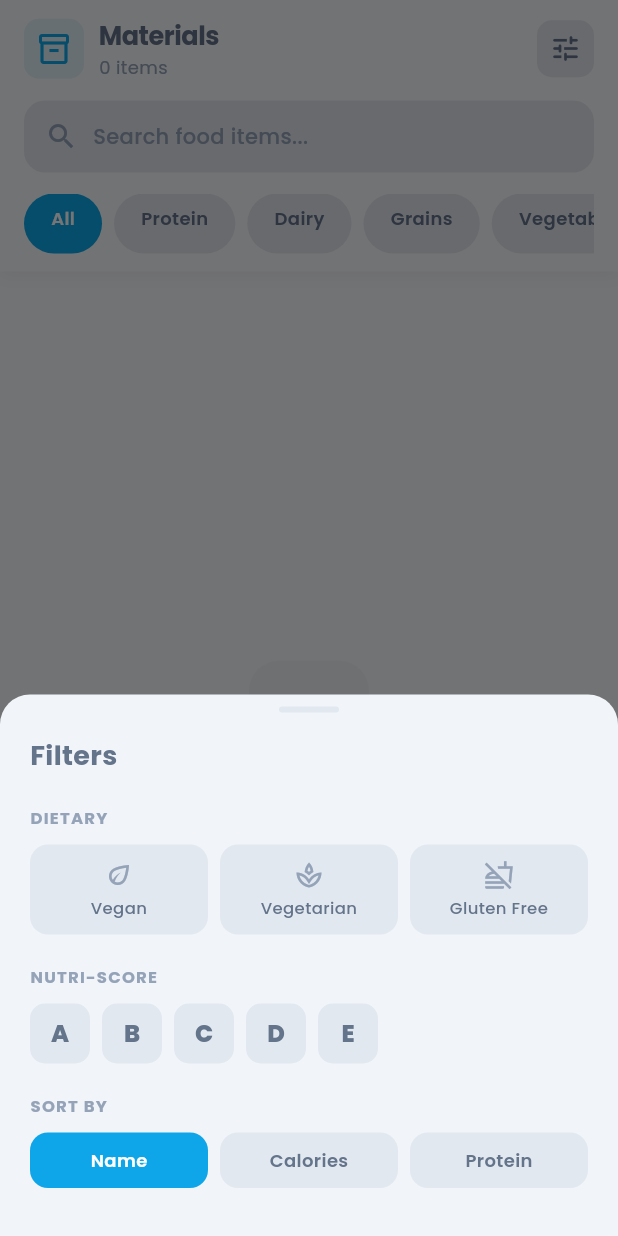
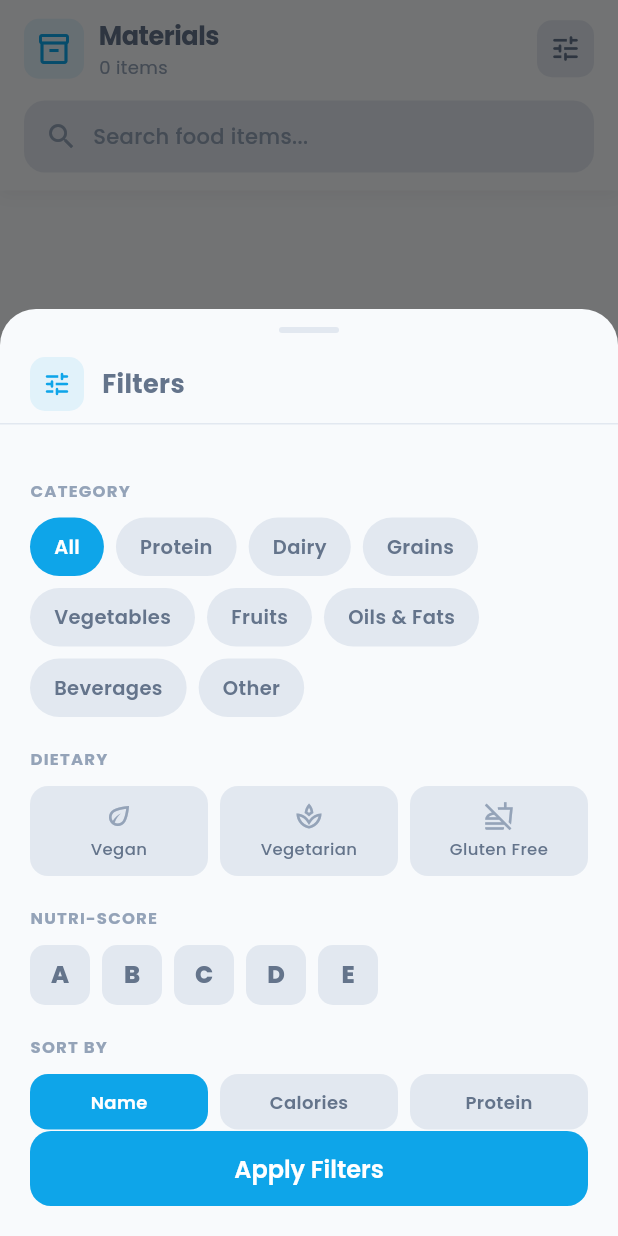
Before and after one commit to Xslead/ChefSpecials, a Flutter app: the FoodItemListScreen screen opened by its route, after a tap on the "tune" icon, on a phone screen of 412 x 824 dp. Run offline on Flutter 3.47's test engine with Material 3 defaults, Android fonts, the phone set to English and light mode, and no system bars; our stand-ins replace cached_network_image, cloud_firestore, firebase_auth, firebase_core, firebase_storage, fl_chart and 4 more; accounts and stored records are empty; generated files the repository leaves out were written again.

Commit message:
feat: move food items category filter into filter sheet

```diff
--- a/lib/screens/food_items/food_item_list_screen.dart
+++ b/lib/screens/food_items/food_item_list_screen.dart
@@ -7,18 +7,6 @@ import '../../l10n/generated/app_localizations.dart';
 import '../../providers/food_item_provider.dart';
 import '../../widgets/empty_state.dart';
 import 'widgets/food_item_card.dart';
-
-const List<String> _foodItemCategories = [
-  'All',
-  'Protein',
-  'Dairy',
-  'Grains',
-  'Vegetables',
-  'Fruits',
-  'Oils & Fats',
-  'Beverages',
-  'Other',
-];
 
 class FoodItemListScreen extends StatefulWidget {
   const FoodItemListScreen({super.key});
@@ -276,46 +264,6 @@ class _FoodItemListScreenState extends State<FoodItemListScreen> {
                         ),
                 ),
               ),
-              const SizedBox(height: 14),
-              // Category pills
-              SizedBox(
-                height: 40,
-                child: ListView(
-                  scrollDirection: Axis.horizontal,
-                  children: _foodItemCategories.map((category) {
-                    final isSelected = provider.selectedCategory == category;
-                    return Padding(
-                      padding: const EdgeInsets.only(right: 8),
-                      child: GestureDetector(
-                        onTap: () => provider.setCategory(category),
-                        child: AnimatedContainer(
-                          duration: const Duration(milliseconds: 200),
-                          padding: const EdgeInsets.symmetric(
-                            horizontal: 18,
-                            vertical: 8,
-                          ),
-                          decoration: BoxDecoration(
-                            color: isSelected
-                                ? AppTheme.primaryColor
-                                : AppTheme.neutralLightOf(context),
-                            borderRadius: BorderRadius.circular(50),
-                          ),
-                          child: Text(
-                            category == 'All' ? l10n.all : category,
-                            style: TextStyle(
-                              fontSize: 12,
-                              fontWeight: FontWeight.w600,
-                              color: isSelected
-                                  ? Colors.white
-                                  : AppTheme.textSecondaryOf(context),
-                            ),
-                          ),
-                        ),
-                      ),
-                    );
-                  }).toList(),
-                ),
-              ),
               const SizedBox(height: 4),
             ],
           ),
@@ -353,36 +301,46 @@ class _FoodItemListScreenState extends State<FoodItemListScreen> {
   }
 
   void _showFilterSheet(BuildContext context, FoodItemProvider provider) {
+    final l10n = AppLocalizations.of(context)!;
     showModalBottomSheet(
       context: context,
       useRootNavigator: true,
-      shape: const RoundedRectangleBorder(
-        borderRadius: BorderRadius.vertical(top: Radius.circular(20)),
-      ),
+      isScrollControlled: true,
+      backgroundColor: Colors.transparent,
       builder: (_) => ChangeNotifierProvider.value(
         value: provider,
-        child: const _FilterSheetBody(),
+        child: _FilterSheetBody(l10n: l10n),
       ),
     );
   }
 }
 
 class _FilterSheetBody extends StatelessWidget {
-  const _FilterSheetBody();
+  final AppLocalizations l10n;
+  const _FilterSheetBody({required this.l10n});
 
   @override
   Widget build(BuildContext context) {
+    const categories = [
+      'All', 'Protein', 'Dairy', 'Grains', 'Vegetables',
+      'Fruits', 'Oils & Fats', 'Beverages', 'Other',
+    ];
     final provider = context.watch<FoodItemProvider>();
-    final l10n = AppLocalizations.of(context)!;
 
-    return Padding(
-      padding: const EdgeInsets.fromLTRB(20, 8, 20, 24),
+    return Container(
+      constraints: BoxConstraints(
+        maxHeight: MediaQuery.of(context).size.height * 0.75,
+      ),
+      decoration: BoxDecoration(
+        color: Theme.of(context).scaffoldBackgroundColor,
+        borderRadius: const BorderRadius.vertical(top: Radius.circular(24)),
+      ),
       child: Column(
         mainAxisSize: MainAxisSize.min,
-        crossAxisAlignment: CrossAxisAlignment.start,
         children: [
-          // Handle
-          Center(
+          // Handle bar
+          Padding(
+            padding: const EdgeInsets.only(top: 12, bottom: 4),
             child: Container(
               width: 40,
               height: 4,
@@ -392,34 +350,83 @@ class _FilterSheetBody extends StatelessWidget {
               ),
             ),
           ),
-          const SizedBox(height: 16),
           // Title row
-          Row(
+          Padding(
+            padding: const EdgeInsets.fromLTRB(20, 12, 20, 0),
+            child: Row(
               children: [
+                Container(
+                  padding: const EdgeInsets.all(8),
+                  decoration: BoxDecoration(
+                    color: AppTheme.primaryColor.withValues(alpha: 0.1),
+                    borderRadius: BorderRadius.circular(10),
+                  ),
+                  child: const Icon(Icons.tune_rounded,
+                      color: AppTheme.primaryColor, size: 20),
+                ),
+                const SizedBox(width: 12),
                 Text(
                   l10n.filters,
                   style: const TextStyle(
-                  fontSize: 18,
-                  fontWeight: FontWeight.bold,
-                ),
+                      fontSize: 17, fontWeight: FontWeight.bold),
                 ),
                 const Spacer(),
                 if (provider.activeFilterCount > 0)
-                GestureDetector(
-                  onTap: () {
-                    provider.clearFilters();
-                    Navigator.pop(context);
-                  },
+                  TextButton(
+                    onPressed: () => provider.clearFilters(),
+                    style: TextButton.styleFrom(
+                      foregroundColor: AppTheme.errorColor,
+                      padding: const EdgeInsets.symmetric(horizontal: 12),
+                    ),
+                    child: Text(l10n.clearAll,
+                        style: const TextStyle(
+                            fontSize: 13, fontWeight: FontWeight.w600)),
+                  ),
+              ],
+            ),
+          ),
+          const SizedBox(height: 8),
+          Divider(color: AppTheme.neutralLightOf(context), height: 1),
+          // Scrollable content
+          Flexible(
+            child: SingleChildScrollView(
+              padding: const EdgeInsets.fromLTRB(20, 16, 20, 0),
+              child: Column(
+                crossAxisAlignment: CrossAxisAlignment.start,
+                children: [
+          const SizedBox(height: 20),
+          // Category section
+          _buildLabel('CATEGORY', context),
+          const SizedBox(height: 10),
+          Wrap(
+            spacing: 8,
+            runSpacing: 8,
+            children: categories.map((category) {
+              final isSelected = provider.selectedCategory == category;
+              return GestureDetector(
+                onTap: () => provider.setCategory(category),
+                child: AnimatedContainer(
+                  duration: const Duration(milliseconds: 200),
+                  padding: const EdgeInsets.symmetric(horizontal: 16, vertical: 10),
+                  decoration: BoxDecoration(
+                    color: isSelected
+                        ? AppTheme.primaryColor
+                        : AppTheme.neutralLightOf(context),
+                    borderRadius: BorderRadius.circular(50),
+                  ),
                   child: Text(
-                    l10n.clearAll,
-                    style: const TextStyle(
+                    category == 'All' ? l10n.all : category,
+                    style: TextStyle(
                       fontSize: 13,
                       fontWeight: FontWeight.w600,
-                      color: AppTheme.primaryColor,
+                      color: isSelected
+                          ? Colors.white
+                          : AppTheme.textSecondaryOf(context),
                     ),
                   ),
                 ),
-            ],
+              );
+            }).toList(),
           ),
           const SizedBox(height: 20),
           // Dietary section
@@ -499,7 +506,37 @@ class _FilterSheetBody extends StatelessWidget {
               _buildSortChip(context, provider, 'protein', l10n.protein),
             ],
           ),
-          const SizedBox(height: 8),
+                  const SizedBox(height: 32),
+                ],
+              ),
+            ),
+          ),
+          // Apply button
+          Padding(
+            padding: const EdgeInsets.fromLTRB(20, 0, 20, 20),
+            child: SizedBox(
+              width: double.infinity,
+              height: 50,
+              child: ElevatedButton(
+                onPressed: () => Navigator.pop(context),
+                style: ElevatedButton.styleFrom(
+                  backgroundColor: AppTheme.primaryColor,
+                  foregroundColor: Colors.white,
+                  shape: RoundedRectangleBorder(
+                    borderRadius: BorderRadius.circular(14),
+                  ),
+                  elevation: 0,
+                ),
+                child: Text(
+                  provider.activeFilterCount > 0
+                      ? l10n.applyFiltersCount(provider.activeFilterCount)
+                      : l10n.applyFilters,
+                  style: const TextStyle(
+                      fontSize: 16, fontWeight: FontWeight.w600),
+                ),
+              ),
+            ),
+          ),
         ],
       ),
     );
```
Lines whose indentation alone changed are shown as unchanged.
